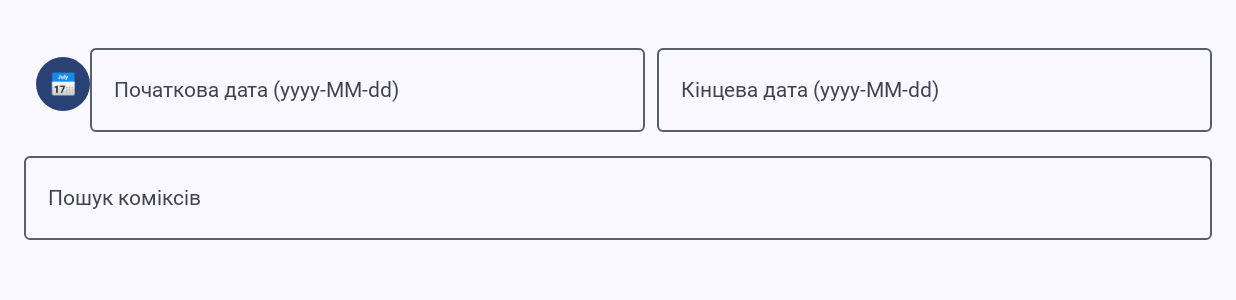
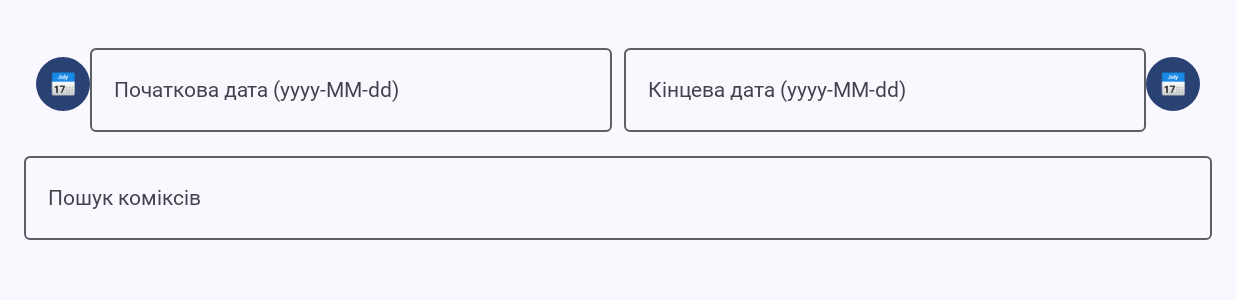
Before and after one commit to sginne/wagner, an Android app built with Jetpack Compose: the composable SearchPage called with empty values, on a phone screen of 824 x 412 dp (held sideways). Shown: the top 300 px of the screen. Run offline under Robolectric (Android 15) with nearby library versions, the phone set to English and light mode, and no system bars; Roboto replaces fonts that are not available here.

Commit message:
select end date added

```diff
--- a/app/src/main/java/com/viivi/wagner/ui/screens/SearchPage.kt
+++ b/app/src/main/java/com/viivi/wagner/ui/screens/SearchPage.kt
@@ -51,6 +51,15 @@ fun SearchPage(comics: List<Comic>?, onSelect: (Comic) -> Unit) {
         calendar.get(Calendar.MONTH),
         calendar.get(Calendar.DAY_OF_MONTH)
     )
+    val endDatePickerDialog = DatePickerDialog(
+        context,
+        { _, year, month, dayOfMonth ->
+            endDateText = String.format(Locale.US, "%04d-%02d-%02d", year, month + 1, dayOfMonth)
+        },
+        calendar.get(Calendar.YEAR),
+        calendar.get(Calendar.MONTH),
+        calendar.get(Calendar.DAY_OF_MONTH)
+    )
 
     val filteredComics = comics?.filter {
         val date = it.publishedDate?.let { d -> runCatching { LocalDate.parse(d) }.getOrNull() }
@@ -93,6 +102,12 @@ fun SearchPage(comics: List<Comic>?, onSelect: (Comic) -> Unit) {
                 label = { Text("Кінцева дата (yyyy-MM-dd)") },
                 modifier = Modifier.weight(1f)
             )
+            Button(onClick = { endDatePickerDialog.show() },
+                contentPadding = PaddingValues(4.dp),
+                modifier = Modifier.size(36.dp).offset(x = (-8).dp)
+            ) {
+                Text(text = "\uD83D\uDCC5")
+            }
         }
 
         Spacer(modifier = Modifier.height(8.dp))
```
